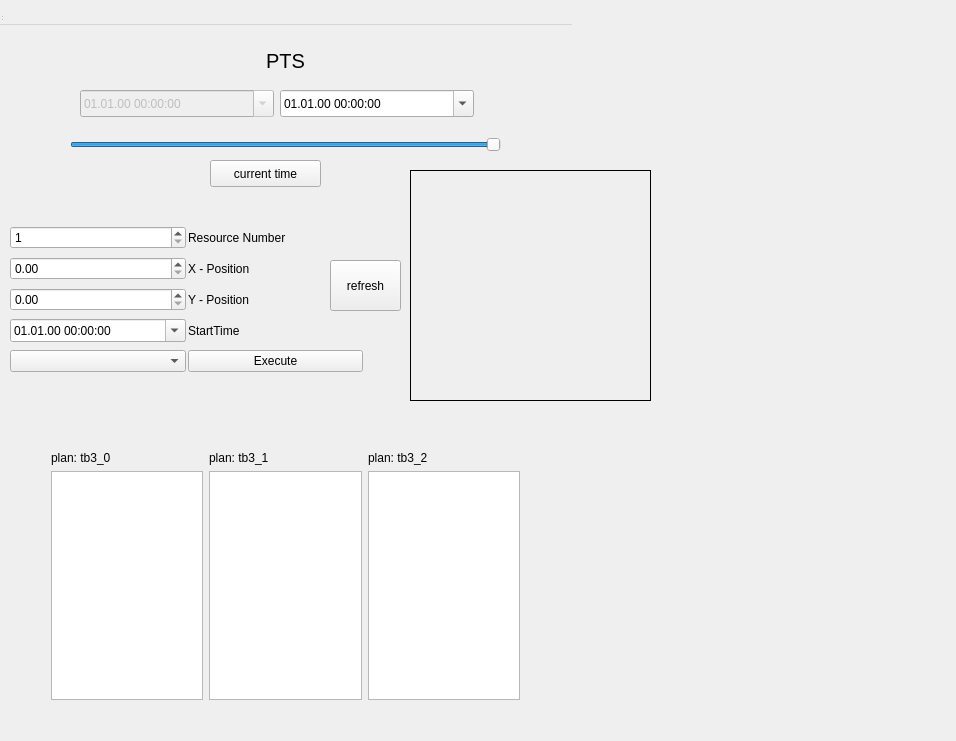
Before: the Qt Designer form scrollable_timeline/resource/ScrollableTimeline.ui in VirtualVale/ProjectPath, drawn with Qt 5.
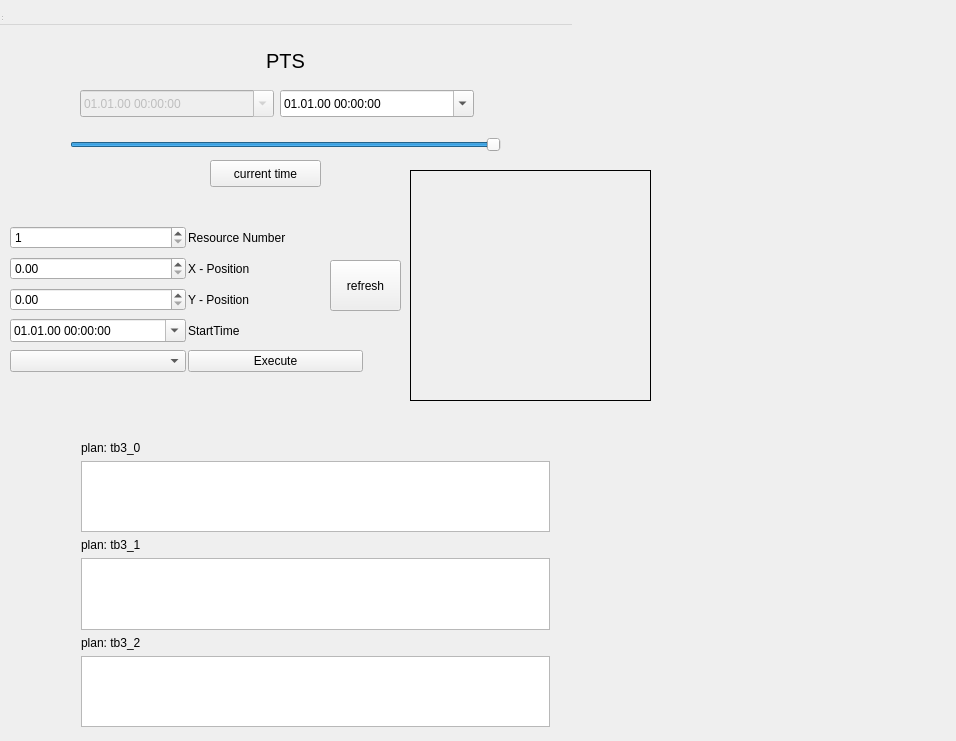
After: the same form once the commit is applied. Icons and pictures are not drawn.

Commit message: plans are displayed in the rqt window, debugging and updating of the pts actionserver are pending

Patch:
```diff
--- a/scrollable_timeline/resource/ScrollableTimeline.ui
+++ b/scrollable_timeline/resource/ScrollableTimeline.ui
@@ -254,13 +254,27 @@
   <widget class="QWidget" name="gridLayoutWidget_2">
    <property name="geometry">
     <rect>
-     <x>40</x>
-     <y>440</y>
+     <x>70</x>
+     <y>430</y>
      <width>491</width>
-     <height>271</height>
+     <height>308</height>
     </rect>
    </property>
    <layout class="QGridLayout" name="gridLayout_2">
+    <item row="4" column="1">
+     <widget class="QLabel" name="plan_tb3_2_label">
+      <property name="text">
+       <string>plan: tb3_2</string>
+      </property>
+     </widget>
+    </item>
+    <item row="2" column="1">
+     <widget class="QLabel" name="plan_tb3_1_label">
+      <property name="text">
+       <string>plan: tb3_1</string>
+      </property>
+     </widget>
+    </item>
     <item row="0" column="1">
      <widget class="QLabel" name="plan_tb3_0_label">
       <property name="text">
@@ -268,27 +282,13 @@
       </property>
      </widget>
     </item>
-    <item row="0" column="2">
-     <widget class="QLabel" name="plan_tb3_1_label">
-      <property name="text">
-       <string>plan: tb3_1</string>
-      </property>
-     </widget>
-    </item>
-    <item row="0" column="3">
-     <widget class="QLabel" name="plan_tb3_2_label">
-      <property name="text">
-       <string>plan: tb3_2</string>
-      </property>
-     </widget>
-    </item>
     <item row="1" column="1">
      <widget class="QListWidget" name="plan1_listWidget"/>
     </item>
-    <item row="1" column="2">
+    <item row="3" column="1">
      <widget class="QListWidget" name="plan2_listWidget"/>
     </item>
-    <item row="1" column="3">
+    <item row="5" column="1">
      <widget class="QListWidget" name="plan3_listWidget"/>
     </item>
    </layout>
```
The commit also changes 4 other files.
